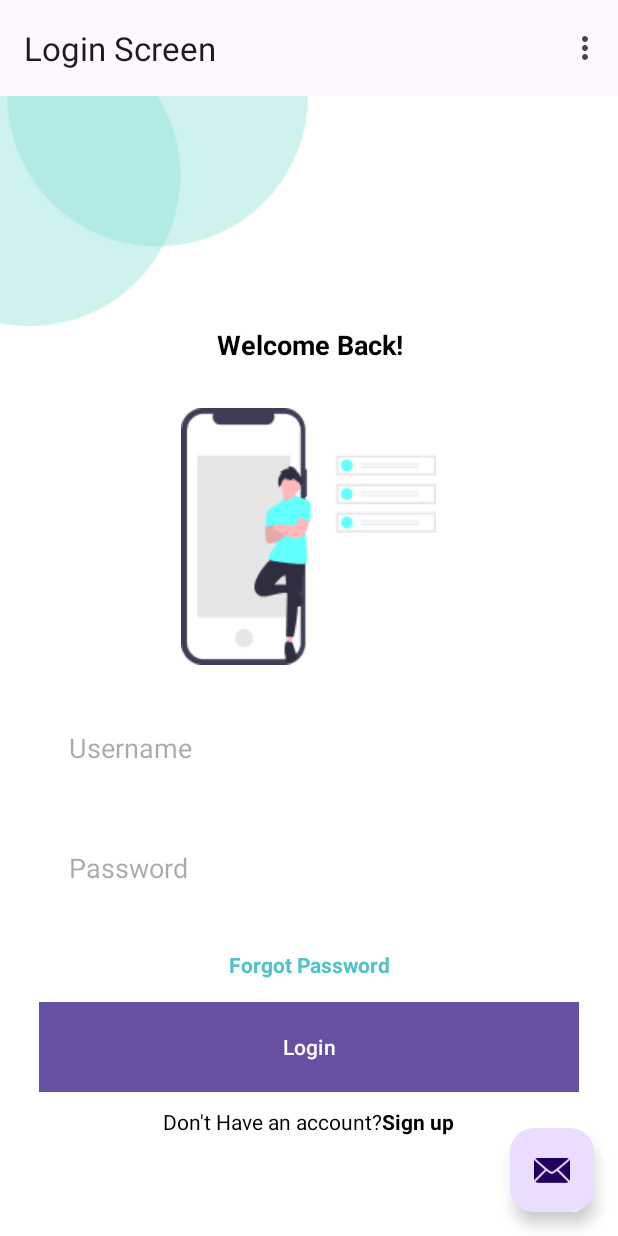
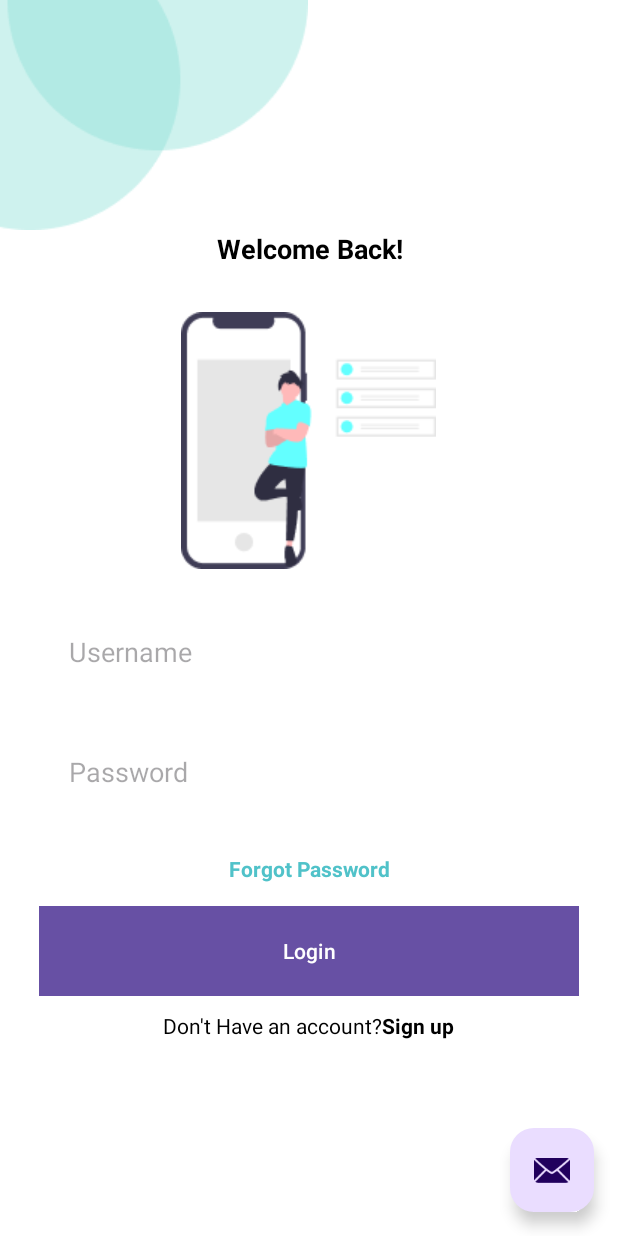
Before and after one commit to labmember003/login-screen, an Android app: the screen it shows after launch (MainActivity), on a phone screen of 412 x 824 dp. Run offline under Robolectric (Android 15) with nearby library versions, the phone set to English and light mode, and no system bars; our stand-ins replace navigation-ui.

Commit message:
written code in nain activity to hide toolbar in login screen

```diff
--- a/app/src/main/java/com/falcon/loginscreen/FirstFragment.kt
+++ b/app/src/main/java/com/falcon/loginscreen/FirstFragment.kt
@@ -1,12 +1,13 @@
 package com.falcon.loginscreen
 
 import android.os.Bundle
-import androidx.fragment.app.Fragment
 import android.view.LayoutInflater
 import android.view.View
 import android.view.ViewGroup
-import androidx.navigation.fragment.findNavController
+import androidx.appcompat.app.AppCompatActivity
+import androidx.fragment.app.Fragment
 import com.falcon.loginscreen.databinding.FragmentFirstBinding
+
 
 /**
  * A simple [Fragment] subclass as the default destination in the navigation.
@@ -23,7 +24,6 @@ class FirstFragment : Fragment() {
         inflater: LayoutInflater, container: ViewGroup?,
         savedInstanceState: Bundle?
     ): View? {
-
         _binding = FragmentFirstBinding.inflate(inflater, container, false)
         return binding.root
 
--- a/app/src/main/java/com/falcon/loginscreen/MainActivity.kt
+++ b/app/src/main/java/com/falcon/loginscreen/MainActivity.kt
@@ -10,6 +10,7 @@ import androidx.navigation.ui.navigateUp
 import androidx.navigation.ui.setupActionBarWithNavController
 import android.view.Menu
 import android.view.MenuItem
+import android.view.View
 import com.falcon.loginscreen.databinding.ActivityMainBinding
 
 class MainActivity : AppCompatActivity() {
@@ -35,6 +36,18 @@ class MainActivity : AppCompatActivity() {
                 .setAnchorView(R.id.fab)
                 .setAction("Action", null).show()
         }
+
+
+
+
+        // Code to remove toolbar if its the loginFragment/FirstFragment
+        navController.addOnDestinationChangedListener { _, destination, _ ->
+            if(destination.id == R.id.FirstFragment) {
+                binding.toolbar.visibility = View.GONE
+            } else {
+                binding.toolbar.visibility = View.VISIBLE
+            }
+        }
     }
 
     override fun onCreateOptionsMenu(menu: Menu): Boolean {
@@ -58,4 +71,5 @@ class MainActivity : AppCompatActivity() {
         return navController.navigateUp(appBarConfiguration)
                 || super.onSupportNavigateUp()
     }
+
 }
--- a/app/src/main/res/layout/fragment_first.xml
+++ b/app/src/main/res/layout/fragment_first.xml
@@ -16,6 +16,7 @@
     <TextView
         android:layout_width="match_parent"
         android:layout_height="wrap_content"
+        android:transitionName="splash_image"
         android:text="Welcome Back!"
         android:textAlignment="center"
         android:textColor="@color/black"
@@ -25,6 +26,7 @@
         android:layout_width="wrap_content"
         android:layout_height="wrap_content"
         android:layout_marginTop="30dp"
+        android:transitionName="splash_text"
         android:src="@drawable/login_draw"
         android:layout_gravity="center_horizontal"/>
     <EditText
```
